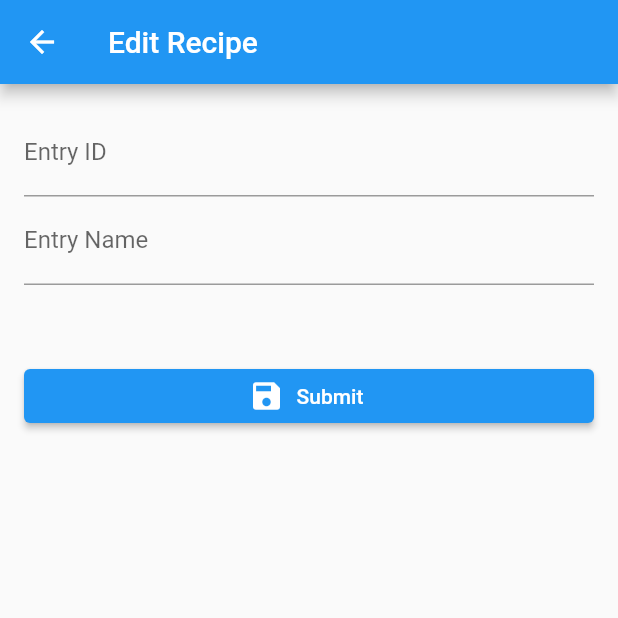
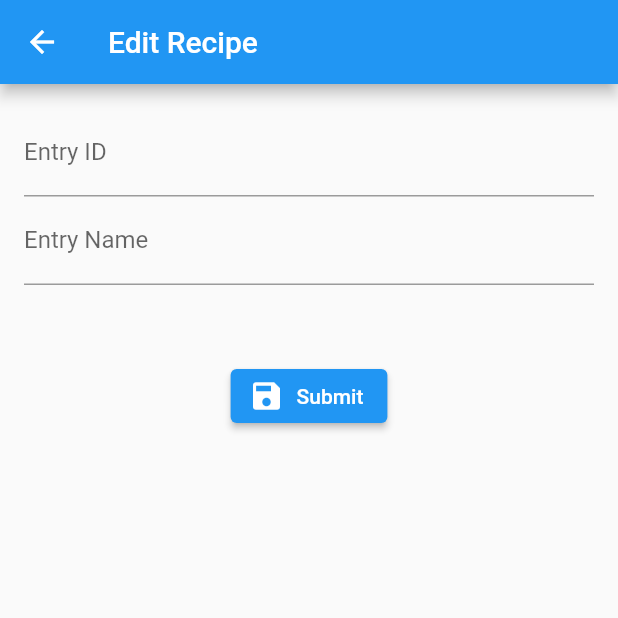
Before and after one commit to bradley-edward/recipe-index, a Flutter app: the EditRecipeScreen screen opened by its route, on a phone screen of 412 x 824 dp, the top half of it. Run offline on Flutter 3.47's test engine with Material 2 defaults, Android fonts, the phone set to English and light mode, and no system bars; our stand-ins replace image_picker.

Commit message:
Pull the form submit button out of the Form widget, to allow for some freedom of placement.

```diff
--- a/lib/widgets/recipe_form.dart
+++ b/lib/widgets/recipe_form.dart
@@ -80,9 +80,11 @@ class _RecipeFormState extends State<RecipeForm> {
 	Widget build(BuildContext context) {
 		return _isLoading
 		? const Center(child: CircularProgressIndicator(),)
-		: Form(
+		: Column(
+			children: [
+				Form(
 					key: _form,
-			child: ListView(
+					child: Column(
 						children: <Widget>[
 							TextFormField(
 								initialValue: _initValues['entryId'],
@@ -126,6 +128,9 @@ class _RecipeFormState extends State<RecipeForm> {
 									);
 								},
 							),
+						],
+					),
+				),
 				const SizedBox(height: 50,),
 				ElevatedButton.icon(
 					onPressed: _saveForm,
@@ -133,7 +138,6 @@ class _RecipeFormState extends State<RecipeForm> {
 					label: const Text('Submit')
 				),
 			],
-			),
 		);
 	}
 }
```
Lines whose indentation alone changed are shown as unchanged.
